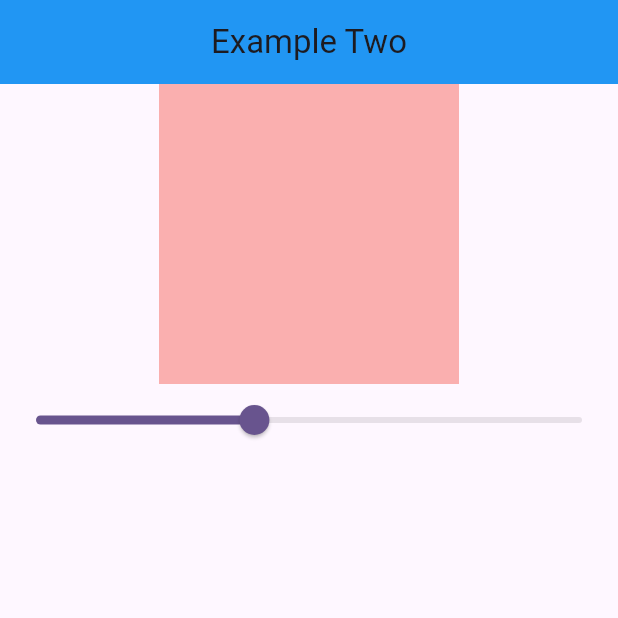
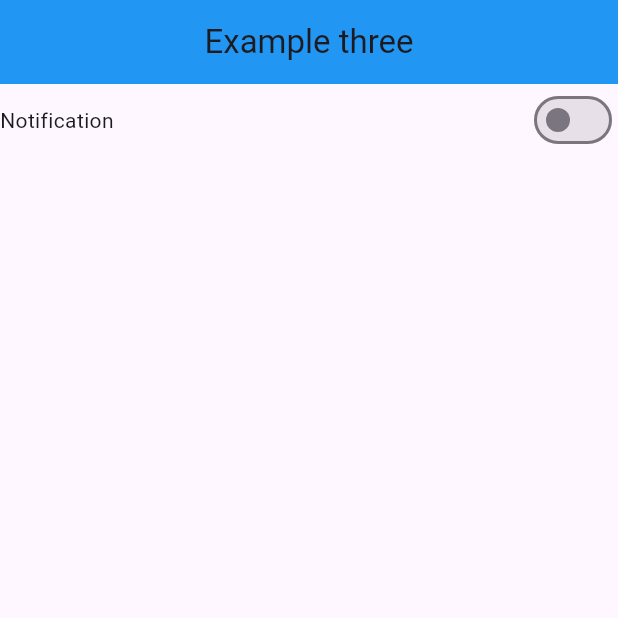
Before and after one commit to Qamar80/getx-state-management-yt, a Flutter app: the screen it shows after launch, on a phone screen of 412 x 824 dp, the top half of it. Run offline on Flutter 3.47's test engine with Material 3 defaults, Android fonts, the phone set to English and light mode, and no system bars; our stand-ins replace get.

Commit message:
add example three which have notification switch button
add example three which have notification switch button

```diff
--- /dev/null
+++ b/lib/example_three_controller.dart
@@ -0,0 +1,14 @@
+
+
+import 'package:get/get.dart';
+
+class ExampleThreeController extends GetxController{
+
+  RxBool notification=false.obs;
+
+  setNotification(bool value){
+    notification.value=value;
+  }
+
+
+}
--- /dev/null
+++ b/lib/example_three_screen.dart
@@ -0,0 +1,43 @@
+import 'package:flutter/material.dart';
+import 'package:get/get.dart';
+import 'package:getx_state_management/example_three_controller.dart';
+
+
+class ExampleThreeScreen extends StatefulWidget {
+  const ExampleThreeScreen({super.key});
+
+  @override
+  State<ExampleThreeScreen> createState() => _ExampleThreeScreenState();
+}
+
+class _ExampleThreeScreenState extends State<ExampleThreeScreen> {
+
+  ExampleThreeController exampleThreeController=Get.put(ExampleThreeController());
+
+
+
+  @override
+  Widget build(BuildContext context) {
+    return Scaffold(
+      appBar: AppBar(
+        title: const Text('Example three'),
+        centerTitle: true,
+        backgroundColor: Colors.blue,
+      ),
+      body: Column(
+        children: [
+
+          Row(
+            mainAxisAlignment: MainAxisAlignment.spaceBetween,
+            children: [
+              const Text('Notification'),
+              Obx(()=>Switch(value: exampleThreeController.notification.value, onChanged: (value){
+                exampleThreeController.setNotification(value);
+              }))
+            ],
+          )
+        ],
+      ),
+    );
+  }
+}
--- a/lib/main.dart
+++ b/lib/main.dart
@@ -1,4 +1,5 @@
 import 'package:flutter/material.dart';
+import 'package:getx_state_management/example_three_screen.dart';
 import 'package:getx_state_management/example_two_screen.dart';
 import 'package:getx_state_management/home_screen.dart';
 
@@ -20,7 +21,8 @@ class MyApp extends StatelessWidget {
         useMaterial3: true,
       ),
      // home: HomeScreen(),
-      home: ExampleTwoScreen(),
+     // home: ExampleTwoScreen(),
+      home: ExampleThreeScreen(),
     );
   }
 }
```
